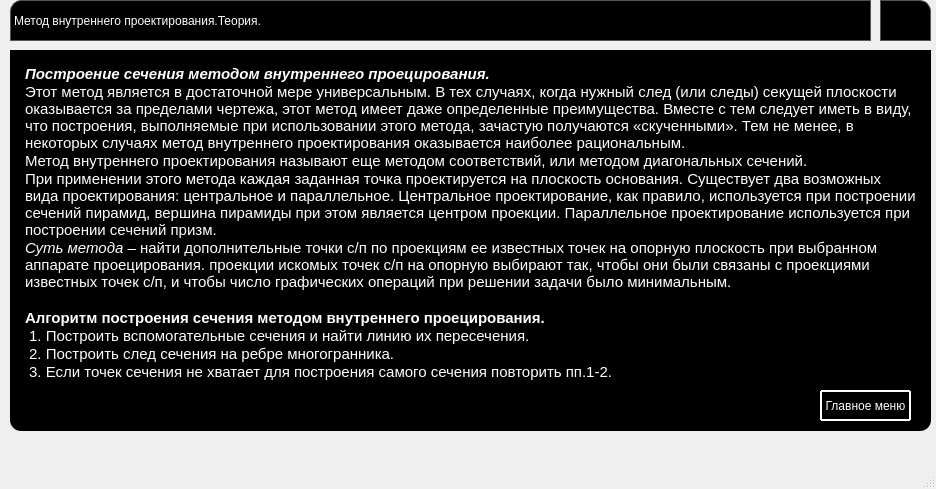
Above: form2_t.ui from leriia-meow/geometry before the change. Below: the same form after it.
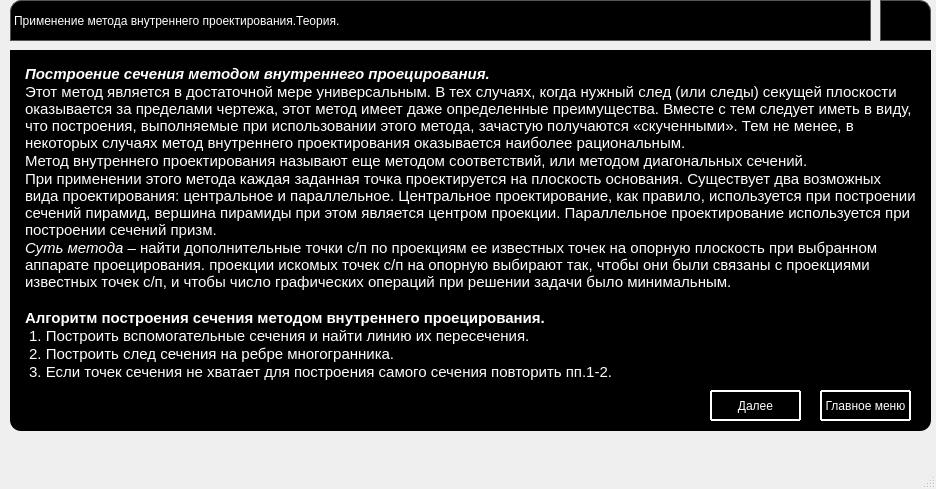
That is the form after the change. The open tabs and pages were chosen to show the change. Icons and pictures are not drawn.

```diff
--- a/form2_t.ui
+++ b/form2_t.ui
@@ -75,7 +75,7 @@
 }</string>
     </property>
     <property name="text">
-     <string>Метод внутреннего проектирования.Теория.</string>
+     <string>Применение метода внутреннего проектирования.Теория.</string>
     </property>
    </widget>
    <widget class="QGroupBox" name="groupBox_2">
@@ -124,12 +124,15 @@
      </property>
     </widget>
     <widget class="QStackedWidget" name="stackedWidget">
+     <property name="enabled">
+      <bool>true</bool>
+     </property>
      <property name="geometry">
       <rect>
        <x>10</x>
        <y>10</y>
        <width>901</width>
-       <height>351</height>
+       <height>361</height>
       </rect>
      </property>
      <property name="styleSheet">
@@ -147,7 +150,7 @@
          <x>0</x>
          <y>0</y>
          <width>901</width>
-         <height>361</height>
+         <height>351</height>
         </rect>
        </property>
        <property name="styleSheet">
@@ -180,6 +183,33 @@
 &lt;p style=&quot; margin-top:0px; margin-bottom:0px; margin-left:0px; margin-right:0px; -qt-block-indent:0; text-indent:0px;&quot;&gt;&lt;span style=&quot; font-family:'MS Shell Dlg 2'; font-size:11pt; color:#ffffff;&quot;&gt; 3. Если точек сечения не хватает для построения самого сечения повторить пп.1-2. &lt;/span&gt;&lt;/p&gt;&lt;/body&gt;&lt;/html&gt;</string>
        </property>
       </widget>
+      <widget class="QPushButton" name="go1">
+       <property name="geometry">
+        <rect>
+         <x>690</x>
+         <y>330</y>
+         <width>91</width>
+         <height>31</height>
+        </rect>
+       </property>
+       <property name="styleSheet">
+        <string notr="true">QPushButton {
+  display: inline-block;
+  color: white;
+  text-decoration: none;
+  user-select: none;
+  outline: none;
+  border: 2px solid white;
+  border-radius: 1px;
+  transition: 0.2s;
+} 
+QPushButton:hover { background: rgba(255,255,255,.2); }
+QPushButton:pressed { background: white; }</string>
+       </property>
+       <property name="text">
+        <string>Далее</string>
+       </property>
+      </widget>
      </widget>
      <widget class="QWidget" name="page_2">
       <widget class="QLabel" name="label_2">
```
Left out of the diff: 56 changed lines with no effect on the pictures.
